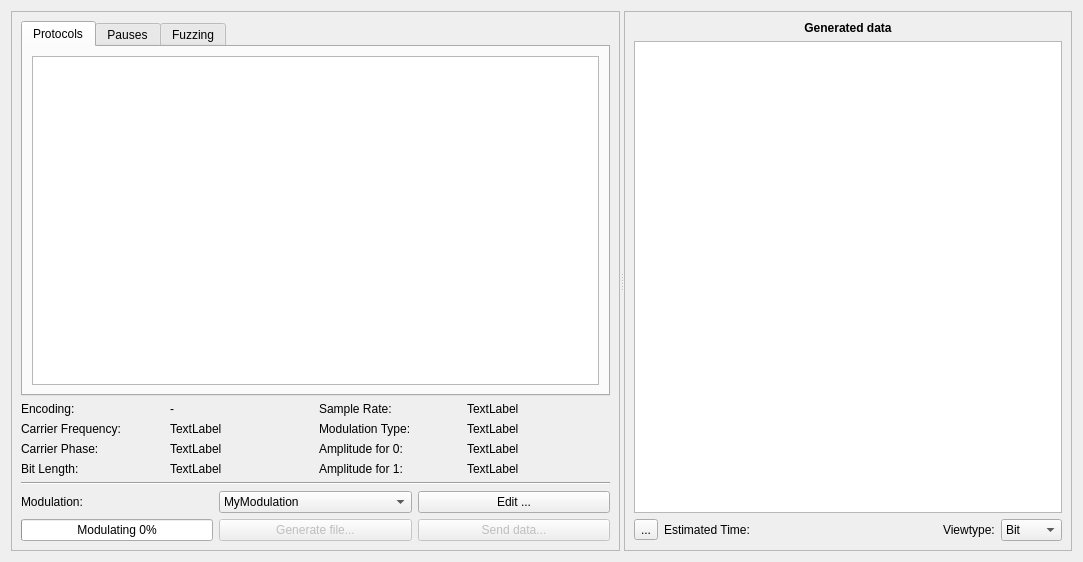
The window that ui/generator.ui (jopohl/urh) describes before a commit, drawn with Qt 5.
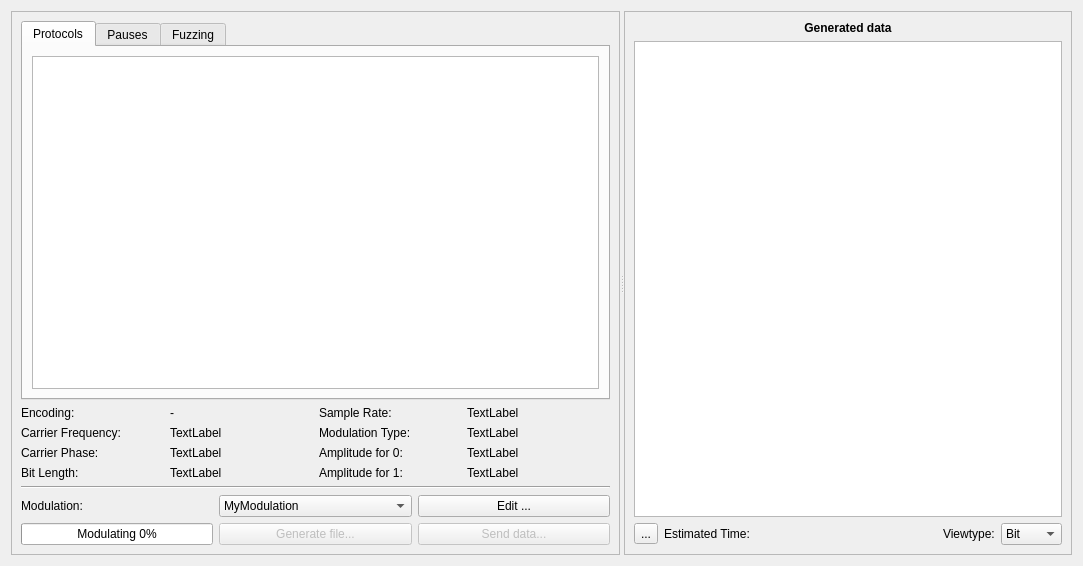
The same window after the commit. Icons and pictures are not drawn. Custom widgets are drawn as their Qt base class.

The edit to the form file:
```diff
--- a/ui/generator.ui
+++ b/ui/generator.ui
@@ -7,7 +7,7 @@
     <x>0</x>
     <y>0</y>
     <width>1083</width>
-    <height>562</height>
+    <height>566</height>
    </rect>
   </property>
   <property name="windowTitle">
```
Left out of the diff: 15 changed lines with no effect on the pictures.
